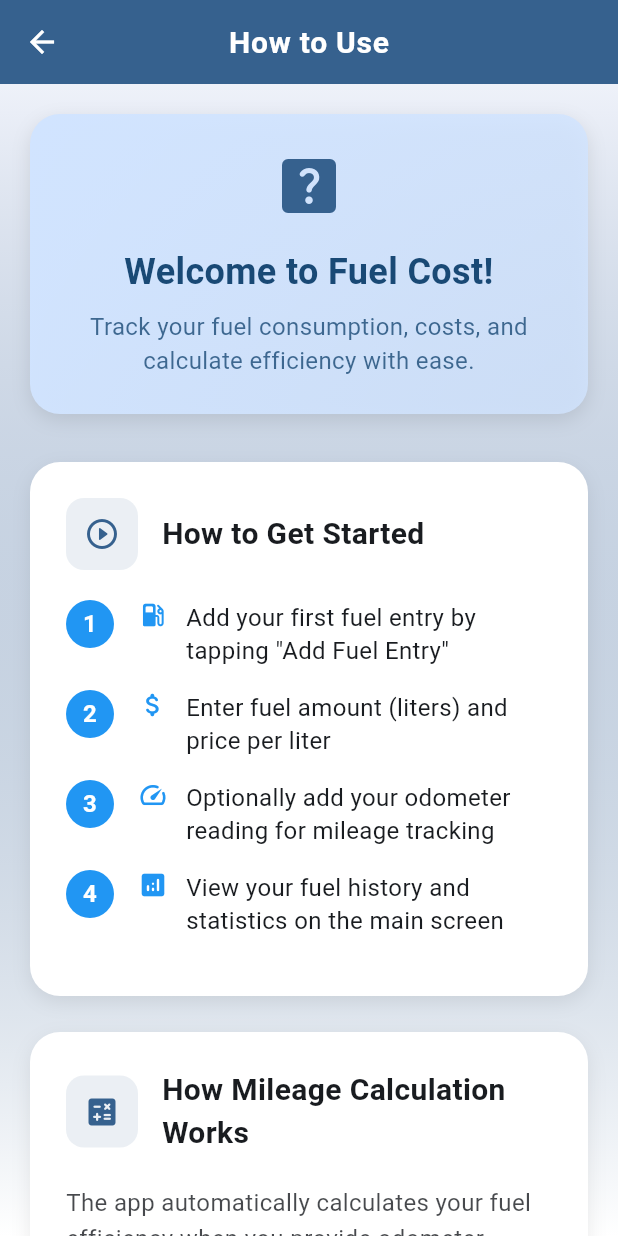
After one commit to blackshadowsoftwareltd/fuel_cost, a Flutter app: the screen it shows after launch, after a tap on the "help outline" icon, on a phone screen of 412 x 824 dp. The commit adds this screen. Run offline on Flutter 3.47's test engine with Material 3 defaults, Android fonts, the phone set to English and light mode, and no system bars; our stand-ins replace shared_preferences.

Commit message:
how to use screen

```diff
--- a/lib/main.dart
+++ b/lib/main.dart
@@ -2,6 +2,7 @@ import 'package:flutter/material.dart';
 import 'screens/add_fuel_screen.dart';
 import 'screens/fuel_history_screen.dart';
 import 'screens/settings_screen.dart';
+import 'screens/how_to_use_screen.dart';
 import 'services/fuel_storage_service.dart';
 
 void main() {
@@ -14,13 +15,10 @@ class FuelCostApp extends StatelessWidget {
   @override
   Widget build(BuildContext context) {
     return MaterialApp(
-      title: 'Fuel Cost Tracker',
+      title: 'Fuel Cost',
       debugShowCheckedModeBanner: false,
       theme: ThemeData(
-        colorScheme: ColorScheme.fromSeed(
-          seedColor: const Color(0xFF2196F3),
-          brightness: Brightness.light,
-        ),
+        colorScheme: ColorScheme.fromSeed(seedColor: const Color(0xFF2196F3), brightness: Brightness.light),
         useMaterial3: true,
         fontFamily: 'Roboto',
 
@@ -28,11 +26,7 @@ class FuelCostApp extends StatelessWidget {
         appBarTheme: const AppBarTheme(
           elevation: 0,
           centerTitle: true,
-          titleTextStyle: TextStyle(
-            fontSize: 20,
-            fontWeight: FontWeight.w600,
-            letterSpacing: 0.5,
-          ),
+          titleTextStyle: TextStyle(fontSize: 20, fontWeight: FontWeight.w600, letterSpacing: 0.5),
         ),
 
         // Enhanced ElevatedButton theme
@@ -42,11 +36,7 @@ class FuelCostApp extends StatelessWidget {
             shadowColor: Colors.black26,
             shape: RoundedRectangleBorder(borderRadius: BorderRadius.circular(16)),
             padding: const EdgeInsets.symmetric(vertical: 16, horizontal: 24),
-            textStyle: const TextStyle(
-              fontSize: 16,
-              fontWeight: FontWeight.w600,
-              letterSpacing: 0.5,
-            ),
+            textStyle: const TextStyle(fontSize: 16, fontWeight: FontWeight.w600, letterSpacing: 0.5),
           ),
         ),
 
@@ -61,22 +51,14 @@ class FuelCostApp extends StatelessWidget {
         // Enhanced FloatingActionButton theme
         floatingActionButtonTheme: const FloatingActionButtonThemeData(
           elevation: 6,
-          shape: RoundedRectangleBorder(
-            borderRadius: BorderRadius.all(Radius.circular(16)),
-          ),
+          shape: RoundedRectangleBorder(borderRadius: BorderRadius.all(Radius.circular(16))),
         ),
 
         // Enhanced Input decoration theme
         inputDecorationTheme: InputDecorationTheme(
           filled: true,
-          border: OutlineInputBorder(
-            borderRadius: BorderRadius.circular(16),
-            borderSide: BorderSide.none,
-          ),
-          enabledBorder: OutlineInputBorder(
-            borderRadius: BorderRadius.circular(16),
-            borderSide: BorderSide.none,
-          ),
+          border: OutlineInputBorder(borderRadius: BorderRadius.circular(16), borderSide: BorderSide.none),
+          enabledBorder: OutlineInputBorder(borderRadius: BorderRadius.circular(16), borderSide: BorderSide.none),
           focusedBorder: OutlineInputBorder(
             borderRadius: BorderRadius.circular(16),
             borderSide: const BorderSide(color: Color(0xFF2196F3), width: 2),
@@ -88,10 +70,7 @@ class FuelCostApp extends StatelessWidget {
         dialogTheme: DialogThemeData(
           elevation: 8,
           shape: RoundedRectangleBorder(borderRadius: BorderRadius.circular(20)),
-          titleTextStyle: const TextStyle(
-            fontSize: 20,
-            fontWeight: FontWeight.w600,
-          ),
+          titleTextStyle: const TextStyle(fontSize: 20, fontWeight: FontWeight.w600),
         ),
 
         // Enhanced SnackBar theme
@@ -166,7 +145,9 @@ class _HomeScreenState extends State<HomeScreen> {
           end: Alignment.bottomRight,
         ),
         borderRadius: BorderRadius.circular(20),
-        boxShadow: [BoxShadow(color: backgroundColor.withValues(alpha: 0.3), blurRadius: 8, offset: const Offset(0, 4))],
+        boxShadow: [
+          BoxShadow(color: backgroundColor.withValues(alpha: 0.3), blurRadius: 8, offset: const Offset(0, 4)),
+        ],
       ),
       child: Column(
         crossAxisAlignment: CrossAxisAlignment.center,
@@ -175,7 +156,10 @@ class _HomeScreenState extends State<HomeScreen> {
         children: [
           Container(
             padding: const EdgeInsets.all(12),
-            decoration: BoxDecoration(color: Colors.white.withValues(alpha: 0.2), borderRadius: BorderRadius.circular(16)),
+            decoration: BoxDecoration(
+              color: Colors.white.withValues(alpha: 0.2),
+              borderRadius: BorderRadius.circular(16),
+            ),
             child: Icon(icon, color: Colors.white, size: 20),
           ),
           const SizedBox(height: 12),
@@ -237,7 +221,11 @@ class _HomeScreenState extends State<HomeScreen> {
       body: Container(
         decoration: BoxDecoration(
           gradient: LinearGradient(
-            colors: [const Color(0xFF2196F3).withValues(alpha: 0.1), const Color(0xFF21CBF3).withValues(alpha: 0.05), Colors.white],
+            colors: [
+              const Color(0xFF2196F3).withValues(alpha: 0.1),
+              const Color(0xFF21CBF3).withValues(alpha: 0.05),
+              Colors.white,
+            ],
             begin: Alignment.topCenter,
             end: Alignment.bottomCenter,
           ),
@@ -257,7 +245,7 @@ class _HomeScreenState extends State<HomeScreen> {
                         crossAxisAlignment: CrossAxisAlignment.start,
                         children: [
                           Text(
-                            'Fuel Tracker',
+                            'Fuel Cost',
                             style: TextStyle(fontSize: 28, fontWeight: FontWeight.bold, color: Colors.grey.shade800),
                           ),
                           Text(
@@ -266,12 +254,41 @@ class _HomeScreenState extends State<HomeScreen> {
                           ),
                         ],
                       ),
+                      Row(
+                        children: [
                           Container(
                             decoration: BoxDecoration(
                               color: Colors.white,
                               borderRadius: BorderRadius.circular(16),
                               boxShadow: [
-                            BoxShadow(color: Colors.black.withValues(alpha: 0.1), blurRadius: 8, offset: const Offset(0, 2)),
+                                BoxShadow(
+                                  color: Colors.black.withValues(alpha: 0.1),
+                                  blurRadius: 8,
+                                  offset: const Offset(0, 2),
+                                ),
+                              ],
+                            ),
+                            child: IconButton(
+                              icon: const Icon(Icons.help_outline, color: Color(0xFF2196F3)),
+                              onPressed: () {
+                                Navigator.push(
+                                  context,
+                                  MaterialPageRoute(builder: (context) => const HowToUseScreen()),
+                                );
+                              },
+                            ),
+                          ),
+                          const SizedBox(width: 12),
+                          Container(
+                            decoration: BoxDecoration(
+                              color: Colors.white,
+                              borderRadius: BorderRadius.circular(16),
+                              boxShadow: [
+                                BoxShadow(
+                                  color: Colors.black.withValues(alpha: 0.1),
+                                  blurRadius: 8,
+                                  offset: const Offset(0, 2),
+                                ),
                               ],
                             ),
                             child: IconButton(
@@ -284,6 +301,8 @@ class _HomeScreenState extends State<HomeScreen> {
                                 _loadSummaryData();
                               },
                             ),
+                          ),
+                        ],
                       ),
                     ],
                   ),
--- /dev/null
+++ b/lib/screens/how_to_use_screen.dart
@@ -0,0 +1,493 @@
+import 'package:flutter/material.dart';
+
+class HowToUseScreen extends StatelessWidget {
+  const HowToUseScreen({super.key});
+
+  @override
+  Widget build(BuildContext context) {
+    final theme = Theme.of(context);
+    final colorScheme = theme.colorScheme;
+
+    return Scaffold(
+      backgroundColor: colorScheme.surface,
+      appBar: AppBar(
+        title: const Text(
+          'How to Use',
+          style: TextStyle(
+            fontWeight: FontWeight.w600,
+            letterSpacing: 0.5,
+          ),
+        ),
+        backgroundColor: colorScheme.primary,
+        foregroundColor: colorScheme.onPrimary,
+        elevation: 0,
+        centerTitle: true,
+      ),
+      body: Container(
+        decoration: BoxDecoration(
+          gradient: LinearGradient(
+            colors: [
+              colorScheme.primary.withValues(alpha: 0.05),
+              Colors.white,
+            ],
+            begin: Alignment.topCenter,
+            end: Alignment.bottomCenter,
+          ),
+        ),
+        child: SingleChildScrollView(
+          padding: const EdgeInsets.all(20.0),
+          child: Column(
+            crossAxisAlignment: CrossAxisAlignment.start,
+            children: [
+              // Welcome Section
+              Container(
+                width: double.infinity,
+                padding: const EdgeInsets.all(24),
+                decoration: BoxDecoration(
+                  gradient: LinearGradient(
+                    begin: Alignment.topLeft,
+                    end: Alignment.bottomRight,
+                    colors: [
+                      colorScheme.primaryContainer,
+                      colorScheme.primaryContainer.withValues(alpha: 0.8),
+                    ],
+                  ),
+                  borderRadius: BorderRadius.circular(20),
+                  boxShadow: [
+                    BoxShadow(
+                      color: colorScheme.shadow.withValues(alpha: 0.1),
+                      blurRadius: 10,
+                      offset: const Offset(0, 4),
+                    ),
+                  ],
+                ),
+                child: Column(
+                  children: [
+                    Icon(
+                      Icons.help_center_rounded,
+                      size: 48,
+                      color: colorScheme.primary,
+                    ),
+                    const SizedBox(height: 16),
+                    Text(
+                      'Welcome to Fuel Cost!',
+                      style: TextStyle(
+                        fontSize: 24,
+                        fontWeight: FontWeight.bold,
+                        color: colorScheme.onPrimaryContainer,
+                      ),
+                      textAlign: TextAlign.center,
+                    ),
+                    const SizedBox(height: 8),
+                    Text(
+                      'Track your fuel consumption, costs, and calculate efficiency with ease.',
+                      style: TextStyle(
+                        fontSize: 16,
+                        color: colorScheme.onPrimaryContainer.withValues(alpha: 0.8),
+                      ),
+                      textAlign: TextAlign.center,
+                    ),
+                  ],
+                ),
+              ),
+
+              const SizedBox(height: 32),
+
+              // How to Use Section
+              _buildSectionCard(
+                colorScheme,
+                icon: Icons.play_circle_outline_rounded,
+                title: 'How to Get Started',
+                content: Column(
+                  crossAxisAlignment: CrossAxisAlignment.start,
+                  children: [
+                    _buildStepItem('1', 'Add your first fuel entry by tapping "Add Fuel Entry"', Icons.local_gas_station_rounded),
+                    _buildStepItem('2', 'Enter fuel amount (liters) and price per liter', Icons.attach_money_rounded),
+                    _buildStepItem('3', 'Optionally add your odometer reading for mileage tracking', Icons.speed_rounded),
+                    _buildStepItem('4', 'View your fuel history and statistics on the main screen', Icons.analytics_rounded),
+                  ],
+                ),
+              ),
+
+              const SizedBox(height: 24),
+
+              // Mileage Calculation Section
+              _buildSectionCard(
+                colorScheme,
+                icon: Icons.calculate_rounded,
+                title: 'How Mileage Calculation Works',
+                content: Column(
+                  crossAxisAlignment: CrossAxisAlignment.start,
+                  children: [
+                    Text(
+                      'The app automatically calculates your fuel efficiency when you provide odometer readings:',
+                      style: TextStyle(
+                        fontSize: 16,
+                        color: colorScheme.onSurface.withValues(alpha: 0.8),
+                        height: 1.5,
+                      ),
+                    ),
+                    const SizedBox(height: 16),
+
+                    // Formula Card
+                    Container(
+                      width: double.infinity,
+                      padding: const EdgeInsets.all(20),
+                      decoration: BoxDecoration(
+                        color: colorScheme.primaryContainer.withValues(alpha: 0.3),
+                        borderRadius: BorderRadius.circular(16),
+                        border: Border.all(
+                          color: colorScheme.primary.withValues(alpha: 0.2),
+                          width: 1,
+                        ),
+                      ),
+                      child: Column(
+                        children: [
+                          Text(
+                            'Mileage Formula',
+                            style: TextStyle(
+                              fontSize: 18,
+                              fontWeight: FontWeight.bold,
+                              color: colorScheme.primary,
+                            ),
+                          ),
+                          const SizedBox(height: 12),
+                          Text(
+                            'Mileage (km/L) = Distance Traveled ÷ Fuel Added',
+                            style: TextStyle(
+                              fontSize: 16,
+                              fontWeight: FontWeight.w600,
+                              color: colorScheme.onSurface,
+                            ),
+                            textAlign: TextAlign.center,
+                          ),
+                          const SizedBox(height: 8),
+                          Text(
+                            'Distance = Current Odometer - Previous Odometer',
+                            style: TextStyle(
+                              fontSize: 14,
+                              color: colorScheme.onSurface.withValues(alpha: 0.7),
+                              fontStyle: FontStyle.italic,
+                            ),
+                            textAlign: TextAlign.center,
+                          ),
+                        ],
+                      ),
+                    ),
+
+                    const SizedBox(height: 16),
+
+                    // Example Calculation
+                    _buildExampleCalculation(colorScheme),
+                  ],
+                ),
+              ),
+
+              const SizedBox(height: 24),
+
+              // Features Section
+              _buildSectionCard(
+                colorScheme,
+                icon: Icons.star_rounded,
+                title: 'Key Features',
+                content: Column(
+                  children: [
+                    _buildFeatureItem(
+                      Icons.dashboard_rounded,
+                      'Smart Dashboard',
+                      'View total costs, fuel consumption, and efficiency at a glance',
+                      colorScheme,
+                    ),
+                    _buildFeatureItem(
+                      Icons.history_rounded,
+                      'Detailed History',
+                      'Track all your fuel entries with dates, amounts, and costs',
+                      colorScheme,
+                    ),
+                    _buildFeatureItem(
+                      Icons.trending_up_rounded,
+                      'Efficiency Tracking',
+                      'Monitor your vehicle\'s fuel efficiency over time',
+                      colorScheme,
+                    ),
+                    _buildFeatureItem(
+                      Icons.settings_rounded,
+                      'Data Management',
+                      'Easily manage and clear your fuel data when needed',
+                      colorScheme,
+                    ),
+                  ],
+                ),
+              ),
+
+              const SizedBox(height: 24),
+
+              // Tips Section
+              _buildSectionCard(
+                colorScheme,
+                icon: Icons.lightbulb_rounded,
+                title: 'Tips for Better Tracking',
+                content: Column(
+                  crossAxisAlignment: CrossAxisAlignment.start,
+                  children: [
+                    _buildTipItem('🚗', 'Always fill up your tank completely for accurate measurements'),
+                    _buildTipItem('📝', 'Record your odometer reading after each fuel entry'),
+                    _buildTipItem('⏰', 'Add fuel entries immediately after filling up'),
+                    _buildTipItem('📊', 'Check your efficiency trends regularly to identify patterns'),
+                    _buildTipItem('🔄', 'Use the pull-to-refresh feature to update your data'),
+                  ],
+                ),
+              ),
+
+              const SizedBox(height: 32),
+            ],
+          ),
+        ),
+      ),
+    );
+  }
+
+  Widget _buildSectionCard(ColorScheme colorScheme, {
+    required IconData icon,
+    required String title,
+    required Widget content,
+  }) {
+    return Container(
+      width: double.infinity,
+      padding: const EdgeInsets.all(24),
+      decoration: BoxDecoration(
+        color: Colors.white,
+        borderRadius: BorderRadius.circular(20),
+        boxShadow: [
+          BoxShadow(
+            color: colorScheme.shadow.withValues(alpha: 0.08),
+            blurRadius: 10,
+            offset: const Offset(0, 4),
+          ),
+        ],
+      ),
+      child: Column(
+        crossAxisAlignment: CrossAxisAlignment.start,
+        children: [
+          Row(
+            children: [
+              Container(
+                padding: const EdgeInsets.all(12),
+                decoration: BoxDecoration(
+                  color: colorScheme.primary.withValues(alpha: 0.1),
+                  borderRadius: BorderRadius.circular(12),
+                ),
+                child: Icon(
+                  icon,
+                  color: colorScheme.primary,
+                  size: 24,
+                ),
+              ),
+              const SizedBox(width: 16),
+              Expanded(
+                child: Text(
+                  title,
+                  style: TextStyle(
+                    fontSize: 20,
+                    fontWeight: FontWeight.bold,
+                    color: colorScheme.onSurface,
+                  ),
+                ),
+              ),
+            ],
+          ),
+          const SizedBox(height: 20),
+          content,
+        ],
+      ),
+    );
+  }
+
+  Widget _buildStepItem(String number, String text, IconData icon) {
+    return Padding(
+      padding: const EdgeInsets.only(bottom: 16),
+      child: Row(
+        crossAxisAlignment: CrossAxisAlignment.start,
+        children: [
+          Container(
+            width: 32,
+            height: 32,
+            decoration: const BoxDecoration(
+              color: Color(0xFF2196F3),
+              shape: BoxShape.circle,
+            ),
+            child: Center(
+              child: Text(
+                number,
+                style: const TextStyle(
+                  color: Colors.white,
+                  fontWeight: FontWeight.bold,
+                  fontSize: 16,
+                ),
+              ),
+            ),
+          ),
+          const SizedBox(width: 16),
+          Icon(
+            icon,
+            color: const Color(0xFF2196F3),
+            size: 20,
+          ),
+          const SizedBox(width: 12),
+          Expanded(
+            child: Text(
+              text,
+              style: const TextStyle(
+                fontSize: 16,
+                height: 1.4,
+              ),
+            ),
+          ),
+        ],
+      ),
+    );
+  }
+
+  Widget _buildExampleCalculation(ColorScheme colorScheme) {
+    return Container(
+      padding: const EdgeInsets.all(20),
+      decoration: BoxDecoration(
+        color: colorScheme.surface,
+        borderRadius: BorderRadius.circular(16),
+        border: Border.all(
+          color: colorScheme.outline.withValues(alpha: 0.2),
+          width: 1,
+        ),
+      ),
+      child: Column(
+        crossAxisAlignment: CrossAxisAlignment.start,
+        children: [
+          Text(
+            'Example Calculation:',
+            style: TextStyle(
+              fontSize: 16,
+              fontWeight: FontWeight.bold,
+              color: colorScheme.primary,
+            ),
+          ),
+          const SizedBox(height: 12),
+          _buildCalculationStep('Previous Odometer:', '45,000 km'),
+          _buildCalculationStep('Current Odometer:', '45,500 km'),
+          _buildCalculationStep('Distance Traveled:', '45,500 - 45,000 = 500 km'),
+          _buildCalculationStep('Fuel Added:', '40 liters'),
+          const Divider(height: 24),
+          _buildCalculationStep(
+            'Mileage:',
+            '500 km ÷ 40 L = 12.5 km/L',
+            isResult: true,
+          ),
+        ],
+      ),
+    );
+  }
+
+  Widget _buildCalculationStep(String label, String value, {bool isResult = false}) {
+    return Padding(
+      padding: const EdgeInsets.only(bottom: 8),
+      child: Row(
+        crossAxisAlignment: CrossAxisAlignment.start,
+        children: [
+          SizedBox(
+            width: 140,
+            child: Text(
+              label,
+              style: TextStyle(
+                fontSize: 14,
+                fontWeight: isResult ? FontWeight.bold : FontWeight.w500,
+                color: isResult ? const Color(0xFF2196F3) : Colors.grey[700],
+              ),
+            ),
+          ),
+          Expanded(
+            child: Text(
+              value,
+              style: TextStyle(
+                fontSize: 14,
+                fontWeight: isResult ? FontWeight.bold : FontWeight.normal,
+                color: isResult ? const Color(0xFF2196F3) : Colors.black87,
+                fontFamily: isResult ? null : 'monospace',
+              ),
+            ),
+          ),
+        ],
+      ),
+    );
+  }
+
+  Widget _buildFeatureItem(IconData icon, String title, String description, ColorScheme colorScheme) {
+    return Padding(
+      padding: const EdgeInsets.only(bottom: 16),
+      child: Row(
+        crossAxisAlignment: CrossAxisAlignment.start,
+        children: [
+          Container(
+            padding: const EdgeInsets.all(8),
+            decoration: BoxDecoration(
+              color: colorScheme.primary.withValues(alpha: 0.1),
+              borderRadius: BorderRadius.circular(8),
+            ),
+            child: Icon(
+              icon,
+              color: colorScheme.primary,
+              size: 20,
+            ),
+          ),
+          const SizedBox(width: 16),
+          Expanded(
+            child: Column(
+              crossAxisAlignment: CrossAxisAlignment.start,
+              children: [
+                Text(
+                  title,
+                  style: const TextStyle(
+                    fontSize: 16,
+                    fontWeight: FontWeight.w600,
+                  ),
+                ),
+                const SizedBox(height: 4),
+                Text(
+                  description,
+                  style: TextStyle(
+                    fontSize: 14,
+                    color: colorScheme.onSurface.withValues(alpha: 0.7),
+                    height: 1.4,
+                  ),
+                ),
+              ],
+            ),
+          ),
+        ],
+      ),
+    );
+  }
+
+  Widget _buildTipItem(String emoji, String text) {
+    return Padding(
+      padding: const EdgeInsets.only(bottom: 12),
+      child: Row(
+        crossAxisAlignment: CrossAxisAlignment.start,
+        children: [
+          Text(
+            emoji,
+            style: const TextStyle(fontSize: 20),
+          ),
+          const SizedBox(width: 12),
+          Expanded(
+            child: Text(
+              text,
+              style: const TextStyle(
+                fontSize: 15,
+                height: 1.4,
+              ),
+            ),
+          ),
+        ],
+      ),
+    );
+  }
+}
--- a/pubspec.yaml
+++ b/pubspec.yaml
@@ -1,5 +1,5 @@
 name: fuel_cost
-description: "Track your fuel consumption and costs with style. Monitor fuel efficiency, view detailed history, and manage your vehicle's fuel expenses."
+description: "Fuel Cost - Track your fuel consumption and costs with style. Monitor fuel efficiency, view detailed history, and manage your vehicle's fuel expenses."
 # The following line prevents the package from being accidentally published to
 # pub.dev using `flutter pub publish`. This is preferred for private packages.
 publish_to: 'none' # Remove this line if you wish to publish to pub.dev
```
Also changed, not shown: 5 other files. Lines whose indentation alone changed are shown as unchanged.
